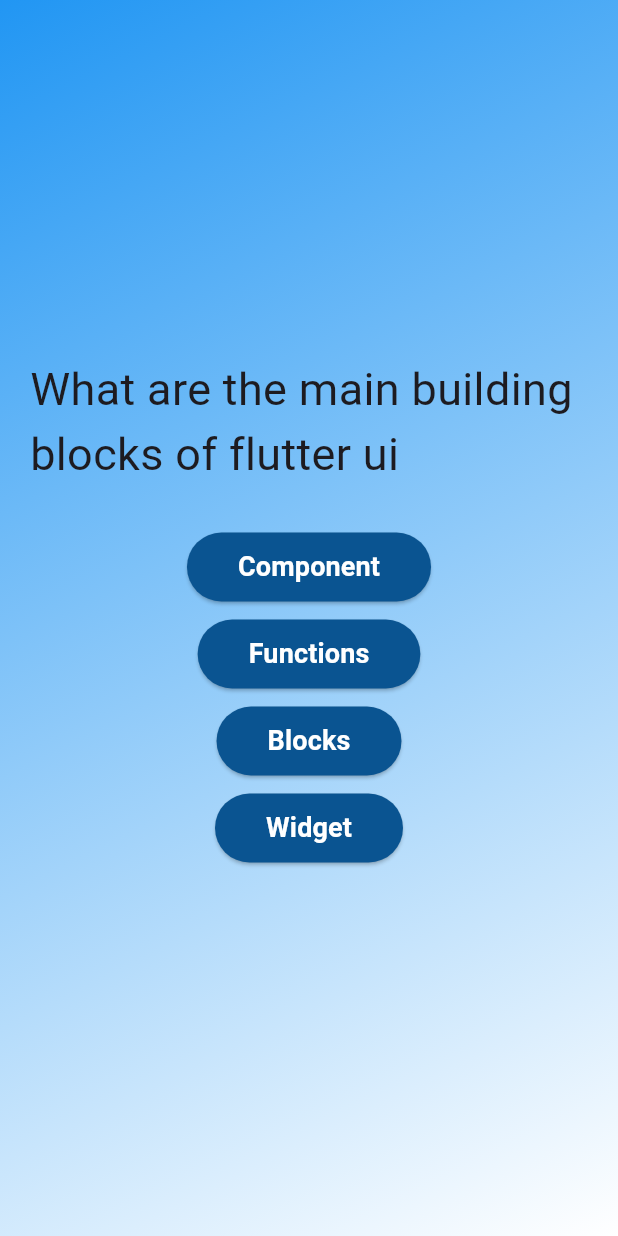
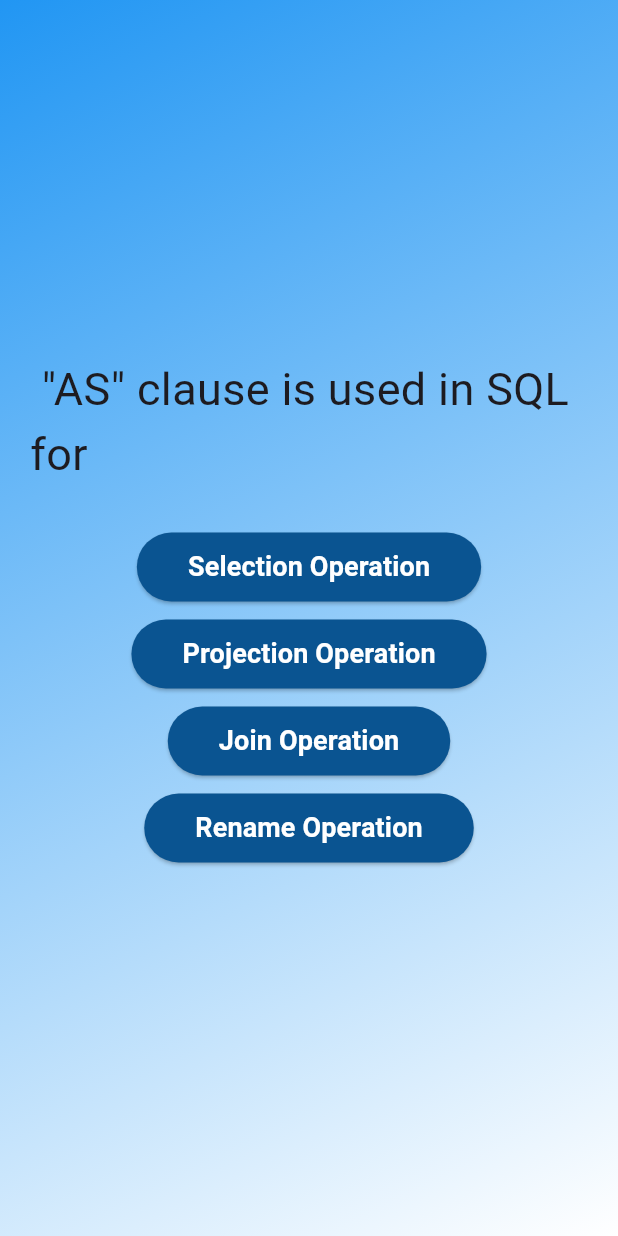
Before and after one commit to Sagarhulle04/Quiz-App, a Flutter app: the screen it shows after launch, after a tap on "Start Quiz", on a phone screen of 412 x 824 dp. Run offline on Flutter 3.47's test engine with Material 3 defaults, Android fonts, the phone set to English and light mode, and no system bars.

Commit message:
Initial Committ

```diff
--- a/lib/data/questions.dart
+++ b/lib/data/questions.dart
@@ -2,66 +2,75 @@ import 'package:advance_basics/models/quiz_question.dart';
 
 const questions = [
   QuizQuestion(
-    'What are the main building blocks of flutter ui',
+    ' "AS" clause is used in SQL for ',
     [
-      'Widget',
-      'Component',
-      'Blocks',
-      'Functions',
+      'Rename Operation',
+      'Selection Operation',
+      'Join Operation',
+      'Projection Operation',
     ],
   ),
   QuizQuestion(
-    'What are flutter ui built',
+    'The SQl DDL alllows specification of following',
     [
-      'By defining widget in config file',
-      'By combining widget in a visual editor',
-      'By combining widget in code',
-      'By using XCode for iOS and Android Studio for Android',
+      'The schema of each relation',
+      'The types of values associated with each attribuete',
+      'The integrity constraints',
+      'The security and authorization information for each relation',
     ],
   ),
   QuizQuestion(
-    'What are the main building blocks of flutter ui',
+    'An E-F diagram can graphically represents the',
     [
-      'Widget',
-      'Component',
-      'Blocks',
-      'Functions',
+      'Logical Structure',
+      'Physical Structure',
+      'View Structure',
+      'Virtual  Structure',
     ],
   ),
   QuizQuestion(
-    'What are the main building blocks of flutter ui',
+    'If you were collecting and storing information about your music collection, an album would be considered a(n)',
     [
-      'Widget',
-      'Component',
-      'Blocks',
-      'Functions',
+      'Entity',
+      'Relation',
+      'Instance',
+      'Attribute',
     ],
   ),
   QuizQuestion(
-    'What are the mian building blocks of flutter ui',
+    'Which of the following is Armstrong Axion',
     [
-      'Widget',
-      'Component',
-      'Blocks',
-      'Functions',
+      'Transitivity Rule',
+      'Reflexivity Rule',
+      'Psuedo Transitivity Rule',
+      'Augumentation Rule',
     ],
   ),
   QuizQuestion(
-    'What are the main building blocks of flutter ui',
+    'An entity set that does not sufficent  attributes to form a primary key is a ',
     [
-      'Widget',
-      'Component',
-      'Blocks',
-      'Functions',
+      'strong entity set',
+      'weak entity set',
+      'simple entity set',
+      'primary entity set',
     ],
   ),
   QuizQuestion(
-    'What are the main building blocks of flutter ui',
+    'Indexing based on a sorted order of vales are called',
     [
-      'Widget',
-      'Component',
-      'Blocks',
-      'Functions',
+      'Sequential Indices',
+      'Spares Indices',
+      'Hashing Indices Indices',
+      'Structurd  Indices',
     ],
   ),
+  QuizQuestion(
+    'Nonleaf nodes if B+ Tree structure form a ',
+    [
+      'Multilevel clustured indices',
+      'Spares indices',
+      'Multilevel dense indices',
+      'Multilevel spares indices'
+    ],
+  )
 ];
```
